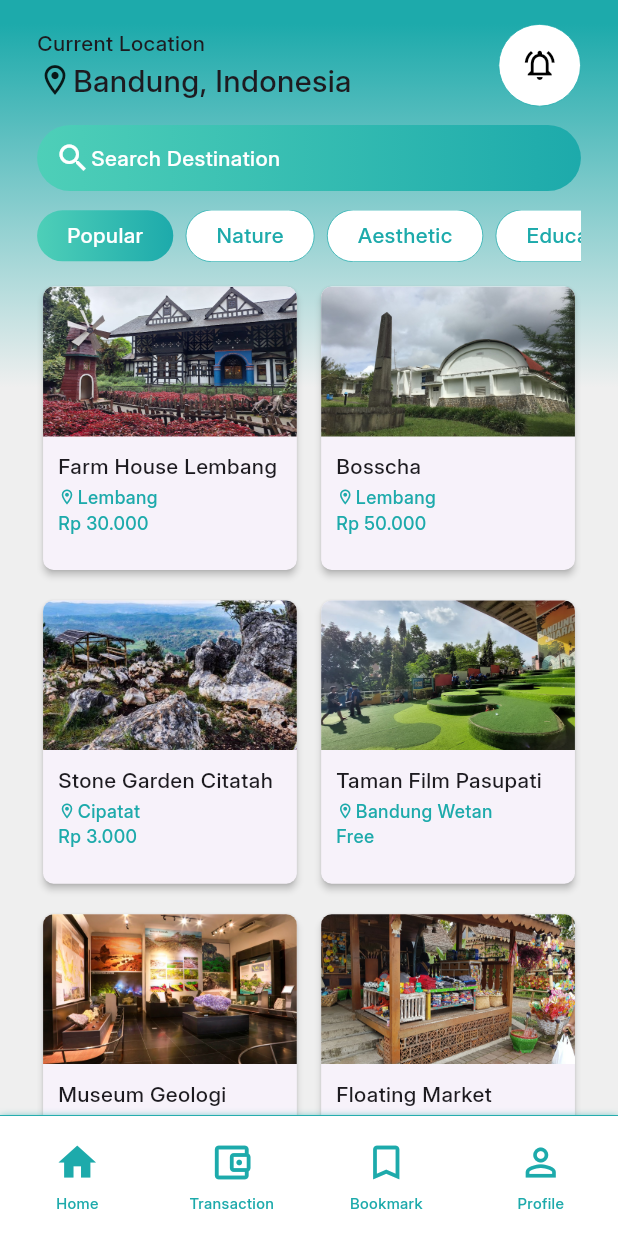
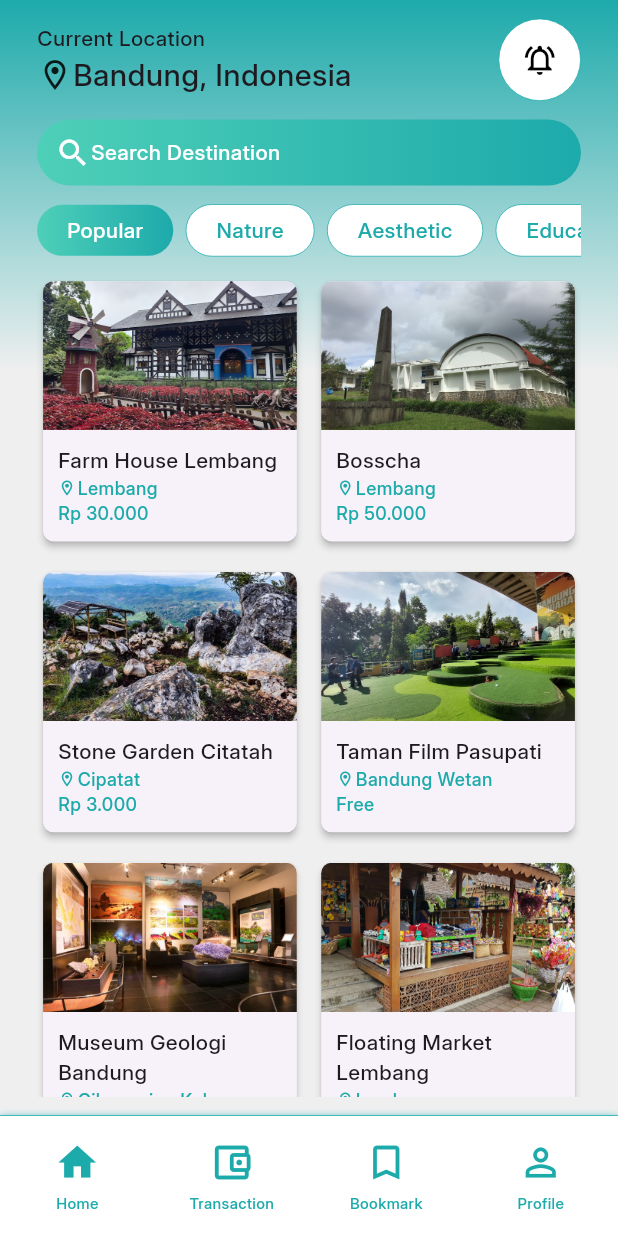
Before and after one commit to Garongan/flutter_aplikasi_tempat_wisata_bandung, a Flutter app: the screen it shows after launch, on a phone screen of 412 x 824 dp. Run offline on Flutter 3.47's test engine with Material 3 defaults, Android fonts, the phone set to English and light mode, and no system bars; our stand-ins replace device_preview.

Commit message:
feat: complete data in vacation list fix: grid in homescreen to responsive

```diff
--- a/lib/components/navigation_menu_component.dart
+++ b/lib/components/navigation_menu_component.dart
@@ -17,7 +17,6 @@ class _NavigationMenuState extends State<NavigationMenu> {
   @override
   Widget build(BuildContext context) {
     return Scaffold(
-      backgroundColor: const Color.fromRGBO(29, 170, 171, 1),
       body: <Widget>[
         const HomeScreen(),
         const TransactionScreen(),
--- a/lib/data/tourism_place_data.dart
+++ b/lib/data/tourism_place_data.dart
@@ -109,4 +109,40 @@ var tourismPlaceData = [
       'https://lh3.googleusercontent.com/p/AF1QipNmKhmF0Il4YYLiLe81JtwYBBrqviaa8kVYlRQ9=s1360-w1360-h1020',
     ],
   ),
+  TourismPlaceModel(
+    name: 'Kawah Putih',
+    location: 'Ciwidey',
+    description:
+        'Kawah Putih adalah sebuah tempat wisata di Jawa Barat yang terletak di Desa Alam Endah, Kecamatan Rancabali, Kabupaten Bandung Jawa Barat yang terletak di kaki Gunung Patuha. Kawah putih merupakan sebuah danau yang terbentuk dari letusan Gunung Patuha.',
+    openDays: 'Open Everyday',
+    openTime: '07:00 - 17:00',
+    ticketPrice: 'Rp 15.000',
+    imageAsset: 'assets/images/kawah_putih.jpg',
+    imageUrls: [
+      'https://encrypted-tbn3.gstatic.com/licensed-image?q=tbn:ANd9GcTieZiLZkVmGFt9BSvw973KMlOZtRVbxWeuCmtQNhAweLz5ggZaBtt8vVufmQz-NFiMm_HNh7pyc7zmZ6J5uzWmAKinG0Y2zqynF_VggQ',
+      'https://encrypted-tbn2.gstatic.com/licensed-image?q=tbn:ANd9GcQ6vH_erEsBnV3095PBRUvABrSw-z0SCaZp3NBU5NHS8ZMwsz_UtrejY6dTM5UWkU4bYAniLnH7km3fNLClWKB9wvaWPj6nsoDSwTt9bA',
+      'https://lh5.googleusercontent.com/p/AF1QipP6CejwjqBLvQK_nAVTyDdDOu9MNvl26KdAbfVa=w675-h390-n-k-no',
+      'https://lh5.googleusercontent.com/p/AF1QipMYM761ZwIAIQV2AjIocMtmKIsWhwKjhVTlwT7W=w675-h390-n-k-no',
+      'https://encrypted-tbn2.gstatic.com/licensed-image?q=tbn:ANd9GcSqSTAUFDP6mQ-QT070mgP1ONyfSzdCnyGRL27acKyQ49iNftLWWoQwwIlNO5Q93a3j_9oMf-4Esbp_Vr0N2NFRNqT1HgrhOLpSopMU2Q',
+      'https://encrypted-tbn3.gstatic.com/licensed-image?q=tbn:ANd9GcQiIkSgu6sUZSqJs4okIGM7p0v4-XMtHKDb9gAWyWVyEuqsN_YfuW9-tQPj-qSxvHIxg3DMCXjJcDhyY_fGaKEQ5MvxwS5x1jEy7iBD7g',
+    ],
+  ),
+  TourismPlaceModel(
+    name: 'Ranca Upas',
+    location: 'Ciwidey',
+    description:
+        'Ranca Upas atau Kampung Cai Ranca Upas adalah salah satu bumi perkemahan di Bandung, Jawa Barat, Indonesia. Terletak di Jalan Raya Ciwidey Patenggang KM. 11, Alam Endah, Ciwidey Kabupaten Bandung, dengan jarak sekitar 50 km dari pusat Kota Bandung.',
+    openDays: 'Open Everyday',
+    openTime: '24 hours',
+    ticketPrice: 'Rp 20.000',
+    imageAsset: 'assets/images/ranca_upas.jpg',
+    imageUrls: [
+      'https://lh3.googleusercontent.com/p/AF1QipOhW_BKgrqlDjxjhMjWeHwtu7Xa2Ky3TJ_cY4H4=s1360-w1360-h1020',
+      'https://lh3.googleusercontent.com/p/AF1QipNonCv3rYjWdkMpNAi2b1_EEJ3bpo8HNutfXM4e=s1360-w1360-h1020',
+      'https://lh3.googleusercontent.com/p/AF1QipPbn453-_OAnizY6TvUGseEMwE43MPz8bobxV49=s1360-w1360-h1020',
+      'https://lh3.googleusercontent.com/p/AF1QipMN4t8sZuDz62dZe6ZOeBHA2PQcVpOBvfeyHNdg=s1360-w1360-h1020',
+      'https://lh3.googleusercontent.com/p/AF1QipNWbfwRn9FRcD6aLBnG-UPxOvCr9GnIVmva_yCm=s1360-w1360-h1020',
+      'https://lh3.googleusercontent.com/p/AF1QipPZupu-pcVZ1sjGPf6b2Gl5dGrYUPwGKNjF1bNq=s1360-w1360-h1020',
+    ],
+  ),
 ];
--- a/lib/screen/home_screen.dart
+++ b/lib/screen/home_screen.dart
@@ -2,6 +2,7 @@ import 'package:flutter/material.dart';
 import 'package:flutter_aplikasi_tempat_wisata_bandung/data/tourism_place_data.dart';
 import 'package:flutter_aplikasi_tempat_wisata_bandung/model/tourism_place_model.dart';
 import 'package:flutter_aplikasi_tempat_wisata_bandung/screen/detail_screen.dart';
+import 'package:flutter_staggered_grid_view/flutter_staggered_grid_view.dart';
 
 class HomeScreen extends StatelessWidget {
   const HomeScreen({super.key});
@@ -12,10 +13,11 @@ class HomeScreen extends StatelessWidget {
     final xPadding = width * 0.06;
     final xGap = width * 0.02;
     final yGap = width * 0.03;
-    return SafeArea(
+    return Material(
       child: Container(
         padding: EdgeInsets.symmetric(
           horizontal: xPadding,
+          vertical: yGap,
         ),
         decoration: const BoxDecoration(
           gradient: LinearGradient(
@@ -29,8 +31,8 @@ class HomeScreen extends StatelessWidget {
             ],
           ),
         ),
-        margin: const EdgeInsets.only(top: 16.0),
-        child: ListView(
+        child: SafeArea(
+          child: Column(
             children: <Widget>[
               Row(
                 mainAxisAlignment: MainAxisAlignment.spaceBetween,
@@ -151,7 +153,8 @@ class HomeScreen extends StatelessWidget {
                       ),
                       child: const Text(
                         'Nature',
-                      style: TextStyle(color: Color.fromRGBO(29, 170, 171, 1)),
+                        style:
+                            TextStyle(color: Color.fromRGBO(29, 170, 171, 1)),
                       ),
                     ),
                     SizedBox(
@@ -172,7 +175,8 @@ class HomeScreen extends StatelessWidget {
                       ),
                       child: const Text(
                         'Aesthetic',
-                      style: TextStyle(color: Color.fromRGBO(29, 170, 171, 1)),
+                        style:
+                            TextStyle(color: Color.fromRGBO(29, 170, 171, 1)),
                       ),
                     ),
                     SizedBox(
@@ -193,7 +197,8 @@ class HomeScreen extends StatelessWidget {
                       ),
                       child: const Text(
                         'Education',
-                      style: TextStyle(color: Color.fromRGBO(29, 170, 171, 1)),
+                        style:
+                            TextStyle(color: Color.fromRGBO(29, 170, 171, 1)),
                       ),
                     ),
                   ],
@@ -202,14 +207,14 @@ class HomeScreen extends StatelessWidget {
               SizedBox(
                 height: yGap,
               ),
-            GridView.count(
-              crossAxisCount: 2,
+              Expanded(
+                child: MasonryGridView.count(
+                  crossAxisCount: width > 1240 ? 4 : 2,
                   shrinkWrap: true,
-              physics: const NeverScrollableScrollPhysics(),
                   crossAxisSpacing: xGap,
                   mainAxisSpacing: yGap,
-              childAspectRatio: 0.9,
-              children: List.generate(tourismPlaceData.length, (index) {
+                  itemCount: tourismPlaceData.length,
+                  itemBuilder: (context, index) {
                     final TourismPlaceModel placeModel = tourismPlaceData[index];
                     return InkWell(
                       onTap: () {
@@ -228,38 +233,44 @@ class HomeScreen extends StatelessWidget {
                         ),
                         elevation: 2,
                         child: Column(
+                          mainAxisSize: MainAxisSize.max,
                           children: <Widget>[
                             ClipRRect(
                               borderRadius: const BorderRadius.only(
                                 topLeft: Radius.circular(7),
                                 topRight: Radius.circular(7),
                               ),
+                              child: AspectRatio(
+                                aspectRatio: 1.7,
                                 child: Image.asset(
                                   placeModel.imageAsset,
                                   fit: BoxFit.cover,
-                            height: 100,
                                   width: double.infinity,
+                                ),
                               ),
                             ),
                             Padding(
                               padding: const EdgeInsets.all(10),
                               child: Column(
                                 crossAxisAlignment: CrossAxisAlignment.start,
-                            mainAxisSize: MainAxisSize.min,
+                                mainAxisAlignment: MainAxisAlignment.spaceBetween,
                                 children: <Widget>[
                                   Text(
                                     placeModel.name,
                                     style: const TextStyle(
-                                    fontSize: 14, fontWeight: FontWeight.w500),
+                                      fontSize: 14,
+                                      fontWeight: FontWeight.w500,
                                     ),
-                              const SizedBox(
-                                height: 2,
                                   ),
+                                  Column(
+                                    crossAxisAlignment: CrossAxisAlignment.start,
+                                    children: [
                                       Row(
                                         children: [
                                           const Icon(
                                             Icons.location_on_outlined,
-                                    color: Color.fromRGBO(29, 170, 171, 1),
+                                            color:
+                                                Color.fromRGBO(29, 170, 171, 1),
                                             size: 12,
                                           ),
                                           const SizedBox(
@@ -268,7 +279,8 @@ class HomeScreen extends StatelessWidget {
                                           Text(
                                             placeModel.location,
                                             style: const TextStyle(
-                                      color: Color.fromRGBO(29, 170, 171, 1),
+                                              color:
+                                                  Color.fromRGBO(29, 170, 171, 1),
                                               fontWeight: FontWeight.w500,
                                               fontSize: 12,
                                             ),
@@ -285,17 +297,18 @@ class HomeScreen extends StatelessWidget {
                                       ),
                                     ],
                                   ),
+                                ],
+                              ),
                             )
                           ],
                         ),
                       ),
                     );
-              }),
+                  },
                 ),
-            SizedBox(
-              height: yGap,
-            )
+              ),
             ],
+          ),
         ),
       ),
     );
--- a/pubspec.yaml
+++ b/pubspec.yaml
@@ -31,6 +31,7 @@ dependencies:
   flutter:
     sdk: flutter
   device_preview: 1.2.0
+  flutter_staggered_grid_view: ^0.7.0
 
   # The following adds the Cupertino Icons font to your application.
   # Use with the CupertinoIcons class for iOS style icons.
```
Also changed, not shown: lib/screen/bookmark_screen.dart (+13 -0 lines), lib/screen/detail_screen.dart (+6 -9 lines), lib/screen/profile_screen.dart (+13 -0 lines), lib/screen/transaction_screen.dart (+13 -0 lines), assets/images/kawah_putih.jpg (added), assets/images/ranca_upas.jpg (added), pubspec.lock, 1 other file. Lines whose indentation alone changed are shown as unchanged.
